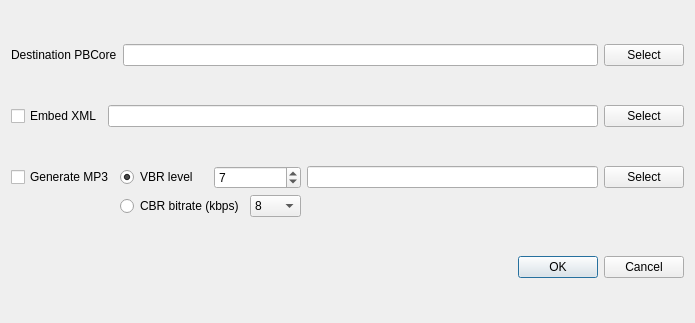
Before: the Qt Designer form autoBWF/export_dialog.ui in Ukrainian-History/autoBWF, drawn with Qt 5.
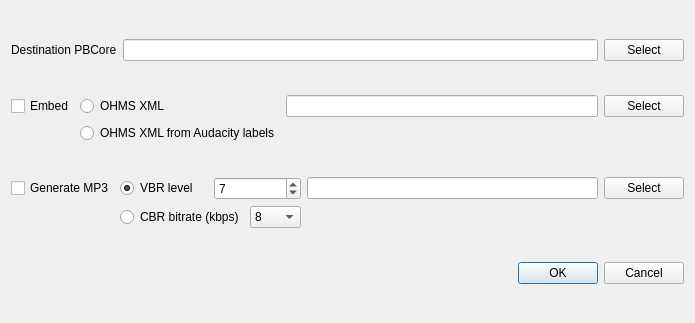
After: the same form once the commit is applied.

Commit message: Allow conversion of Audacity labels to OHMS from GUI

What changed in the file:
```diff
--- a/autoBWF/export_dialog.ui
+++ b/autoBWF/export_dialog.ui
@@ -13,42 +13,70 @@
   <property name="windowTitle">
    <string>Dialog</string>
   </property>
-  <layout class="QGridLayout" name="gridLayout_2">
-   <item row="0" column="0" colspan="2">
+  <layout class="QGridLayout" name="gridLayout_3">
+   <item row="0" column="0">
     <widget class="QLabel" name="label">
      <property name="text">
       <string>Destination PBCore</string>
      </property>
     </widget>
    </item>
-   <item row="0" column="2">
+   <item row="0" column="1">
     <widget class="QLineEdit" name="outFile"/>
    </item>
-   <item row="0" column="3">
+   <item row="0" column="2">
     <widget class="QPushButton" name="outfileButton">
      <property name="text">
       <string>Select</string>
      </property>
     </widget>
    </item>
-   <item row="1" column="0">
+   <item row="1" column="0" colspan="3">
+    <layout class="QGridLayout" name="gridLayout_2">
+     <item row="0" column="0">
     <widget class="QCheckBox" name="ohmsCheck">
      <property name="text">
-      <string>Embed XML</string>
+        <string>Embed</string>
      </property>
     </widget>
    </item>
-   <item row="1" column="1" colspan="2">
+     <item row="0" column="1">
+      <widget class="QRadioButton" name="ohmsButton">
+       <property name="enabled">
+        <bool>true</bool>
+       </property>
+       <property name="text">
+        <string>OHMS XML</string>
+       </property>
+       <property name="checked">
+        <bool>true</bool>
+       </property>
+      </widget>
+     </item>
+     <item row="0" column="2">
+      <layout class="QHBoxLayout" name="horizontalLayout_4">
+       <item>
     <widget class="QLineEdit" name="ohmsFile"/>
    </item>
-   <item row="1" column="3">
+       <item>
     <widget class="QPushButton" name="ohmsfileButton">
      <property name="text">
       <string>Select</string>
      </property>
     </widget>
    </item>
-   <item row="2" column="0" colspan="4">
+      </layout>
+     </item>
+     <item row="1" column="1">
+      <widget class="QRadioButton" name="audacityButton">
+       <property name="text">
+        <string>OHMS XML from Audacity labels</string>
+       </property>
+      </widget>
+     </item>
+    </layout>
+   </item>
+   <item row="2" column="0" colspan="3">
     <layout class="QGridLayout" name="gridLayout">
      <item row="0" column="0">
       <widget class="QCheckBox" name="lameCheck">
@@ -85,15 +113,19 @@
       </layout>
      </item>
      <item row="0" column="2">
+      <layout class="QHBoxLayout" name="horizontalLayout_3">
+       <item>
       <widget class="QLineEdit" name="mp3File"/>
      </item>
-     <item row="0" column="3">
+       <item>
       <widget class="QPushButton" name="mp3fileButton">
        <property name="text">
         <string>Select</string>
        </property>
       </widget>
      </item>
+      </layout>
+     </item>
      <item row="1" column="1">
       <layout class="QHBoxLayout" name="horizontalLayout_2">
        <item>
@@ -197,7 +229,7 @@
      </item>
     </layout>
    </item>
-   <item row="3" column="2" colspan="2">
+   <item row="3" column="1" colspan="2">
     <widget class="QDialogButtonBox" name="buttonBox">
      <property name="orientation">
       <enum>Qt::Horizontal</enum>
```
Lines whose indentation alone changed are shown as unchanged. The commit also changes 4 other files.
